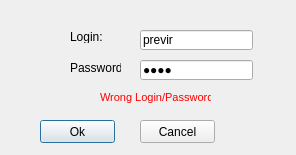
The window that login.ui (mprevir/bookstore_customer) describes before a commit, drawn with Qt 5.
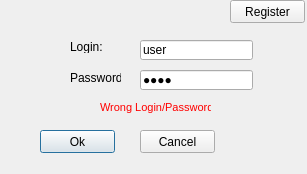
The same window after the commit.

```diff
--- a/login.ui
+++ b/login.ui
@@ -6,8 +6,8 @@
    <rect>
     <x>0</x>
     <y>0</y>
-    <width>296</width>
-    <height>155</height>
+    <width>307</width>
+    <height>174</height>
    </rect>
   </property>
   <property name="windowTitle">
@@ -17,7 +17,7 @@
    <property name="geometry">
     <rect>
      <x>70</x>
-     <y>30</y>
+     <y>40</y>
      <width>46</width>
      <height>13</height>
     </rect>
@@ -30,7 +30,7 @@
    <property name="geometry">
     <rect>
      <x>70</x>
-     <y>60</y>
+     <y>70</y>
      <width>51</width>
      <height>16</height>
     </rect>
@@ -43,26 +43,26 @@
    <property name="geometry">
     <rect>
      <x>140</x>
-     <y>30</y>
+     <y>40</y>
      <width>113</width>
      <height>20</height>
     </rect>
    </property>
    <property name="text">
-    <string>previr</string>
+    <string>user</string>
    </property>
   </widget>
   <widget class="QLineEdit" name="lineEdit_password">
    <property name="geometry">
     <rect>
      <x>140</x>
-     <y>60</y>
+     <y>70</y>
      <width>113</width>
      <height>20</height>
     </rect>
    </property>
    <property name="text">
-    <string>1111</string>
+    <string>aaaa</string>
    </property>
    <property name="echoMode">
     <enum>QLineEdit::Password</enum>
@@ -72,7 +72,7 @@
    <property name="geometry">
     <rect>
      <x>100</x>
-     <y>90</y>
+     <y>100</y>
      <width>111</width>
      <height>16</height>
     </rect>
@@ -89,7 +89,7 @@
    <property name="geometry">
     <rect>
      <x>40</x>
-     <y>120</y>
+     <y>130</y>
      <width>75</width>
      <height>23</height>
     </rect>
@@ -102,7 +102,7 @@
    <property name="geometry">
     <rect>
      <x>140</x>
-     <y>120</y>
+     <y>130</y>
      <width>75</width>
      <height>23</height>
     </rect>
@@ -111,6 +111,19 @@
     <string>Cancel</string>
    </property>
   </widget>
+  <widget class="QPushButton" name="pushButton_Register">
+   <property name="geometry">
+    <rect>
+     <x>230</x>
+     <y>0</y>
+     <width>75</width>
+     <height>23</height>
+    </rect>
+   </property>
+   <property name="text">
+    <string>Register</string>
+   </property>
+  </widget>
  </widget>
  <resources/>
  <connections/>
```
